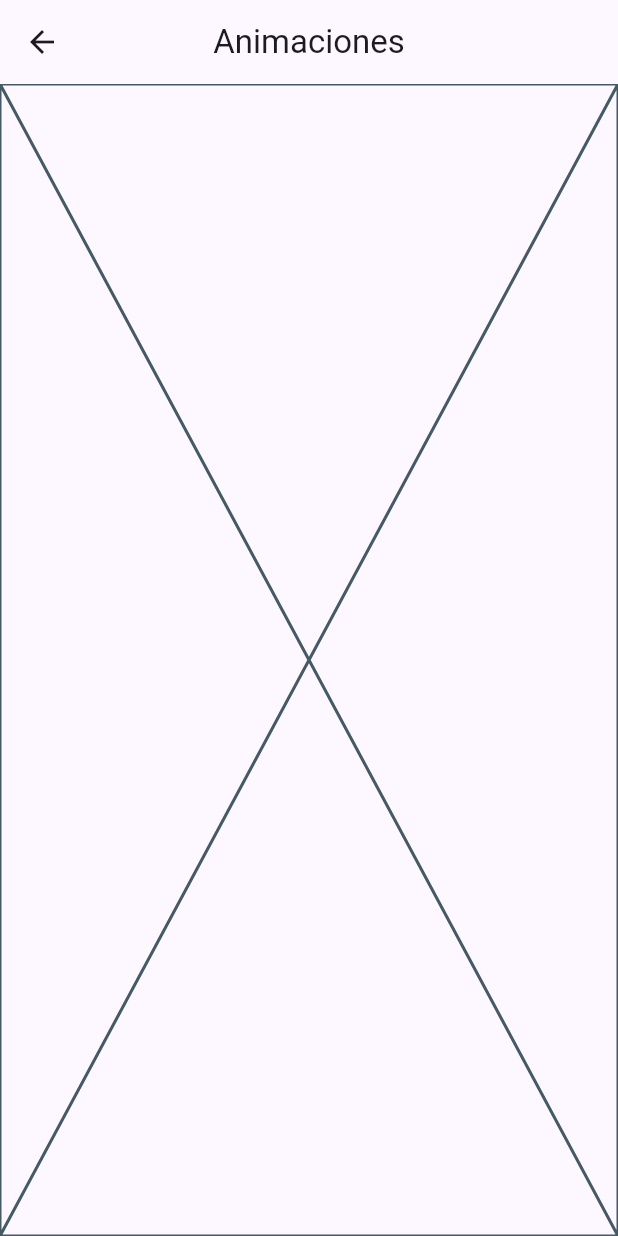
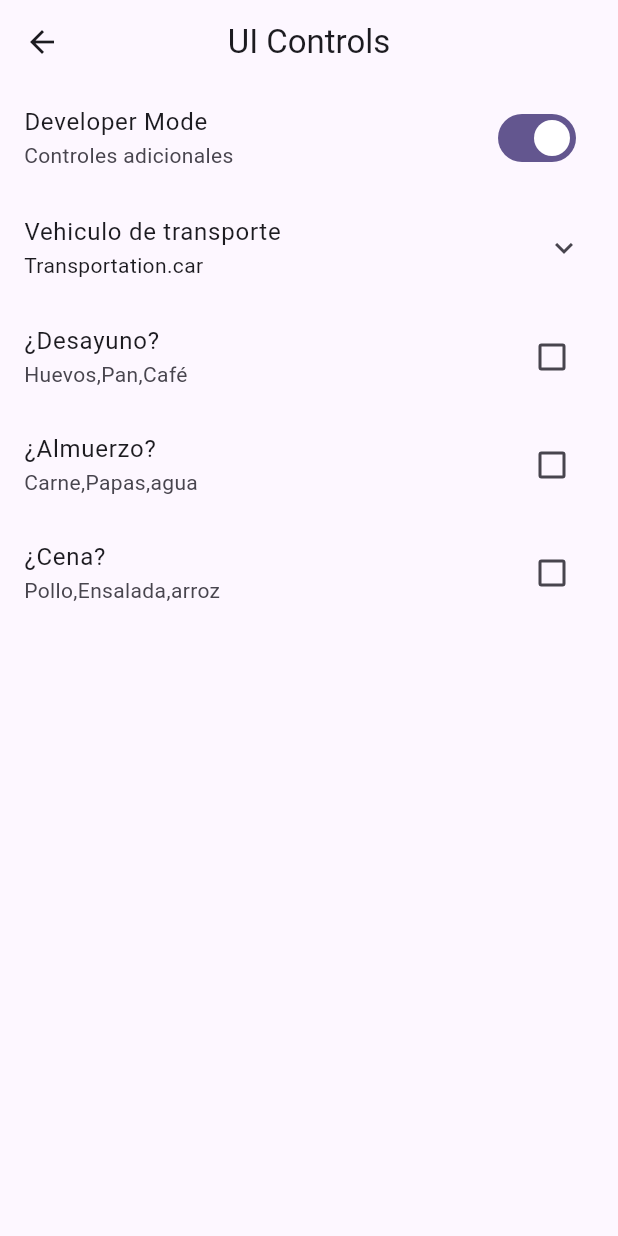
Before and after one commit to jbetancurmejia/flutter_widgets, a Flutter app: the UIControlsScreen screen opened directly, on a phone screen of 412 x 824 dp. Run offline on Flutter 3.47's test engine with Material 3 defaults, Android fonts, the phone set to English and light mode, and no system bars; our stand-ins replace go_router.

Commit message:
UI screen terminado

```diff
--- a/lib/config/menu/menu_items.dart
+++ b/lib/config/menu/menu_items.dart
@@ -39,6 +39,11 @@ const appMenuItems = <MenuItem>[
       subTitle: 'Stateful widget animado',
       link: '/animated',
       icon: Icons.check_box_outline_blank_outlined),
+        MenuItem(
+      title: 'UI Controls',
+      subTitle: 'Una serie de controles de flutter',
+      link: '/UIcontrols',
+      icon: Icons.car_rental_rounded),
   MenuItem(
       title: 'Tutorial',
       subTitle: 'Tutorial para aplicación',
--- a/lib/config/router/app_router.dart
+++ b/lib/config/router/app_router.dart
@@ -34,5 +34,12 @@ final appRouter = GoRouter(
       name: SnackbarScreen.name,
       builder: (context, state) => const SnackbarScreen(),
     ),
+
+    GoRoute(
+      path: '/UIcontrols',
+      name: UIControlsScreen.name,
+      builder: (context, state) => const UIControlsScreen(),
+    ),
+
   ],
 );
--- a/lib/presentation/screens/screens.dart
+++ b/lib/presentation/screens/screens.dart
@@ -6,4 +6,4 @@ export 'package:widgets_app/presentation/screens/home/home_screen.dart';
 export 'package:widgets_app/presentation/screens/infinite_scroll/infinite_scroll_screen.dart';
 export 'package:widgets_app/presentation/screens/progress/progress_screen.dart';
 export 'package:widgets_app/presentation/screens/snackbar/snackbar_screen.dart';
-export 'package:widgets_app/presentation/screens/ui_controls/ui_controls.dart';
+export 'package:widgets_app/presentation/screens/ui_controls/ui_controls_screen.dart';
--- a/lib/presentation/screens/ui_controls/ui_controls.dart
+++ /dev/null
@@ -1,15 +0,0 @@
-import 'package:flutter/material.dart';
-
-class UIControlsScreen extends StatelessWidget {
-  static const String name = 'uicontrols_screen';
-
-  const UIControlsScreen({super.key});
-
-  @override
-  Widget build(BuildContext context) {
-    return Scaffold(
-      appBar: AppBar(title: const Text('Animaciones')),
-      body: const Placeholder(),
-    );
-  }
-}
--- /dev/null
+++ b/lib/presentation/screens/ui_controls/ui_controls_screen.dart
@@ -0,0 +1,124 @@
+import 'package:flutter/material.dart';
+
+class UIControlsScreen extends StatelessWidget {
+  static const String name = 'uicontrols_screen';
+
+  const UIControlsScreen({super.key});
+
+  @override
+  Widget build(BuildContext context) {
+    return Scaffold(
+      appBar: AppBar(title: const Text('UI Controls')),
+      body: const _UiControlsView(),
+    );
+  }
+}
+
+enum Transportation { car, plane, boat, submarine }
+
+class _UiControlsView extends StatefulWidget {
+  const _UiControlsView();
+
+  @override
+  State<_UiControlsView> createState() => _UiControlsViewState();
+}
+
+bool isDeveloper = true;
+Transportation selectedTransportation = Transportation.car;
+bool wantsBreakfast = false;
+bool wantsLunch = false;
+bool wantsDinner = false;
+
+class _UiControlsViewState extends State<_UiControlsView> {
+  @override
+  Widget build(BuildContext context) {
+    return ListView(
+      physics: const ClampingScrollPhysics(),
+      children: [
+        SwitchListTile(
+          title: const Text('Developer Mode'),
+          subtitle: const Text('Controles adicionales'),
+          value: isDeveloper,
+          onChanged: (value) {
+            isDeveloper = !isDeveloper;
+            setState(() {});
+          },
+        ),
+        ExpansionTile(
+          title: const Text('Vehiculo de transporte'),
+          subtitle: Text('$selectedTransportation'),
+          children: [
+            RadioListTile(
+                title: const Text('By car'),
+                subtitle: const Text('Viajar por carro'),
+                value: Transportation.car,
+                groupValue: selectedTransportation,
+                onChanged: (value) => setState(() {
+                      selectedTransportation = Transportation.car;
+                    })),
+            RadioListTile(
+              title: const Text('By boat'),
+              subtitle: const Text('Viajar por barco'),
+              value: Transportation.boat,
+              groupValue: selectedTransportation,
+              onChanged: (value) {
+                setState(() {
+                  selectedTransportation = Transportation.boat;
+                });
+              },
+            ),
+            RadioListTile(
+              title: const Text('By plane'),
+              subtitle: const Text('Viajar por avion'),
+              value: Transportation.plane,
+              groupValue: selectedTransportation,
+              onChanged: (value) {
+                setState(() {
+                  selectedTransportation = Transportation.plane;
+                });
+              },
+            ),
+            RadioListTile(
+              title: const Text('By submarine'),
+              subtitle: const Text('Viajar por submarine'),
+              value: Transportation.submarine,
+              groupValue: selectedTransportation,
+              onChanged: (value) {
+                setState(() {
+                  selectedTransportation = Transportation.submarine;
+                });
+              },
+            ),
+          ],
+        ),
+        CheckboxListTile(
+          value: wantsBreakfast,
+          title: const Text('¿Desayuno?'),
+          subtitle: const Text('Huevos,Pan,Café'),
+          onChanged: (value) {
+            wantsBreakfast = !wantsBreakfast;
+            setState(() {});
+          },
+        ),
+        CheckboxListTile(
+          value: wantsLunch,
+          title: const Text('¿Almuerzo?'),
+          subtitle: const Text('Carne,Papas,agua'),
+          onChanged: (value) {
+            wantsLunch = !wantsLunch;
+            setState(() {});
+          },
+        ),
+        CheckboxListTile(
+          value: wantsDinner,
+          title: const Text('¿Cena?'),
+          subtitle: const Text('Pollo,Ensalada,arroz'),
+          onChanged: (value) {
+            wantsDinner = !wantsDinner;
+            setState(() {});
+          },
+        )
+      ],
+    );
+  }
+}
```
